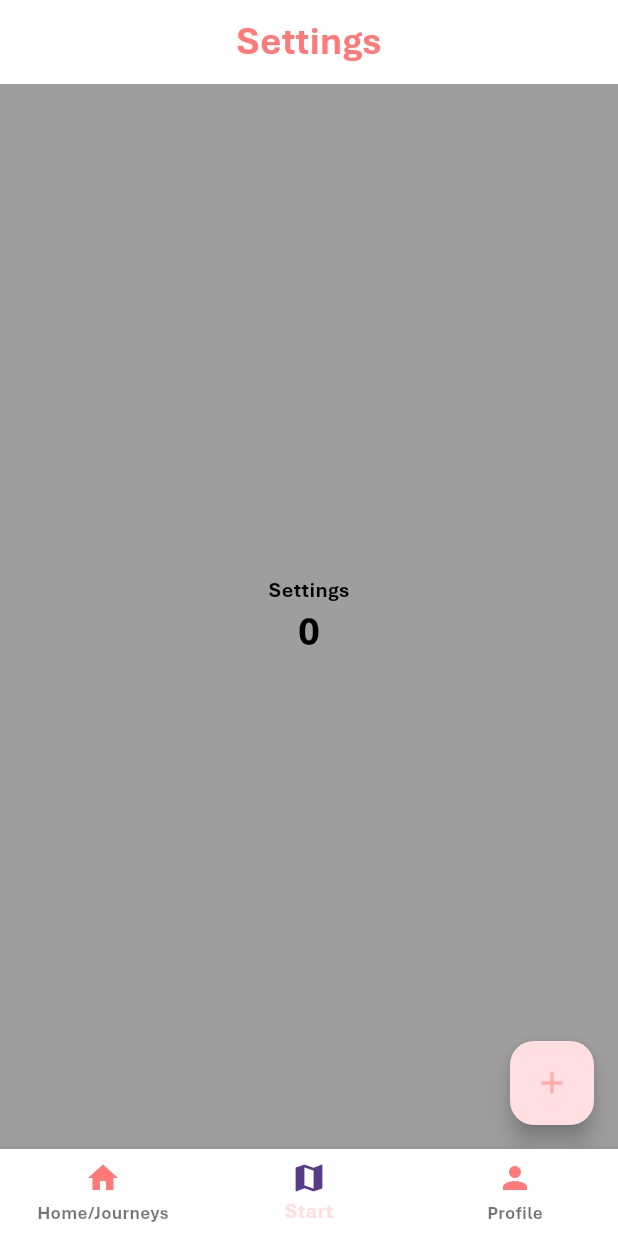
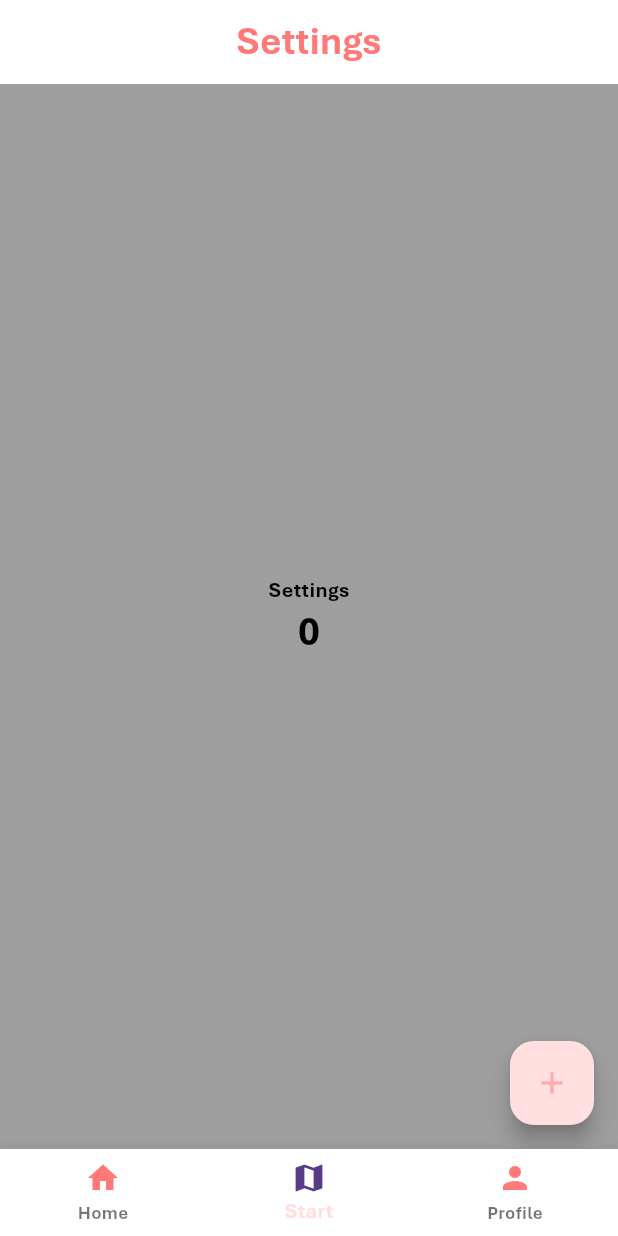
Before and after one commit to theglassofwater/flutter_mobile_app, a Flutter app: the screen it shows after launch, item 2 of the bottom bar chosen, on a phone screen of 412 x 824 dp. Run offline on Flutter 3.47's test engine with Material 3 defaults, Android fonts, the phone set to English and light mode, and no system bars.

Commit message:
changed home label

```diff
--- a/lib/widgets/bottom_navbar.dart
+++ b/lib/widgets/bottom_navbar.dart
@@ -35,11 +35,11 @@ class _BottomNavBarState extends State<BottomNavBar> {
         // backgroundColor: Color.fromRGBO(0, 98, 255, 1),
         elevation: 10,
         items: const [
+          BottomNavigationBarItem(icon: Icon(Icons.home), label: "Home"),
           BottomNavigationBarItem(
-            icon: Icon(Icons.home),
-            label: "Home/Journeys",
+            icon: Icon(Icons.map), // Icons.adjust_sharp
+            label: "Start",
           ),
-          BottomNavigationBarItem(icon: Icon(Icons.map), label: "Start"),
           BottomNavigationBarItem(icon: Icon(Icons.person), label: "Profile"),
         ],
         currentIndex: _selectedIndex,
```
